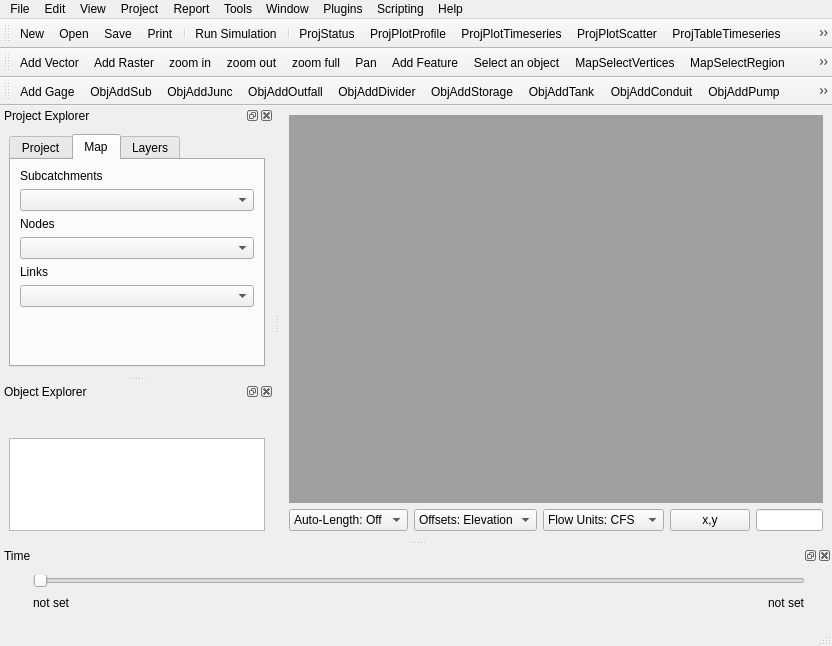
Above: src/ui/frmMainDesigner.ui from USEPA/SWMM-EPANET_User_Interface before the change. Below: the same form after it.
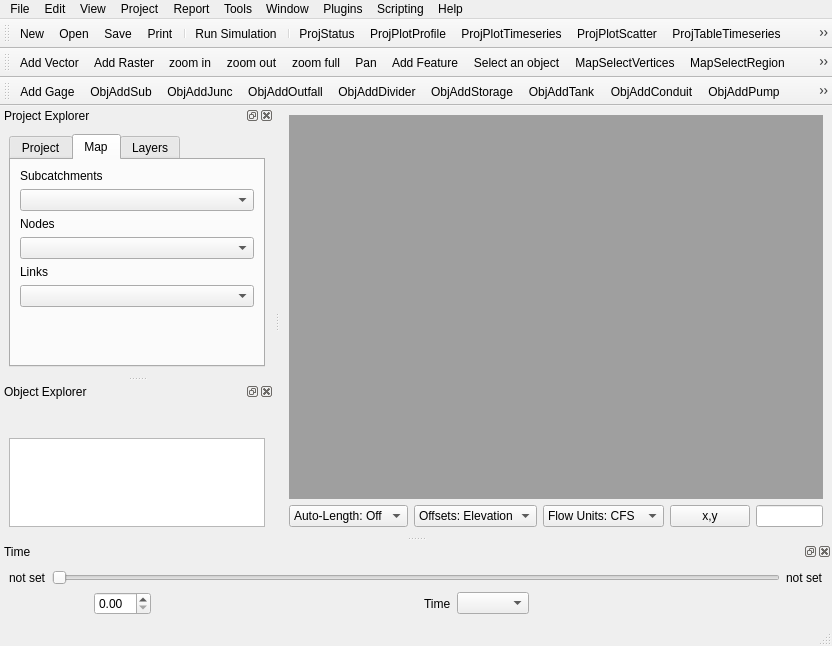
That is the form after the change. The open tabs and pages were chosen to show the change. Icons and pictures are not drawn.

Commit message: update animation time controls - group play controls together - add time display and speed control

Patch:
```diff
--- a/src/ui/frmMainDesigner.ui
+++ b/src/ui/frmMainDesigner.ui
@@ -668,8 +668,8 @@
    </property>
    <property name="minimumSize">
     <size>
-     <width>200</width>
-     <height>78</height>
+     <width>310</width>
+     <height>82</height>
     </size>
    </property>
    <property name="windowTitle">
@@ -680,7 +680,65 @@
    </attribute>
    <widget class="QWidget" name="dockWidgetContents_2">
     <layout class="QGridLayout" name="gridLayout_4">
-     <item row="0" column="0">
+     <item row="0" column="0" rowspan="2" colspan="2">
+      <widget class="QLabel" name="labelStartTime">
+       <property name="maximumSize">
+        <size>
+         <width>16777215</width>
+         <height>18</height>
+        </size>
+       </property>
+       <property name="text">
+        <string>not set</string>
+       </property>
+      </widget>
+     </item>
+     <item row="0" column="2" rowspan="2" colspan="7">
+      <widget class="QSlider" name="horizontalTimeSlider">
+       <property name="minimumSize">
+        <size>
+         <width>0</width>
+         <height>12</height>
+        </size>
+       </property>
+       <property name="maximumSize">
+        <size>
+         <width>16777215</width>
+         <height>20</height>
+        </size>
+       </property>
+       <property name="orientation">
+        <enum>Qt::Horizontal</enum>
+       </property>
+      </widget>
+     </item>
+     <item row="0" column="9" rowspan="2">
+      <widget class="QLabel" name="labelEndTime">
+       <property name="maximumSize">
+        <size>
+         <width>16777215</width>
+         <height>18</height>
+        </size>
+       </property>
+       <property name="text">
+        <string>not set</string>
+       </property>
+      </widget>
+     </item>
+     <item row="1" column="8" rowspan="2">
+      <spacer name="horizontalSpacer_3">
+       <property name="orientation">
+        <enum>Qt::Horizontal</enum>
+       </property>
+       <property name="sizeHint" stdset="0">
+        <size>
+         <width>250</width>
+         <height>20</height>
+        </size>
+       </property>
+      </spacer>
+     </item>
+     <item row="2" column="0">
       <widget class="QPushButton" name="pushButtonBack">
        <property name="sizePolicy">
         <sizepolicy hsizetype="Minimum" vsizetype="Fixed">
@@ -718,37 +776,21 @@
        </property>
       </widget>
      </item>
-     <item row="0" column="1" colspan="3">
-      <widget class="QSlider" name="horizontalTimeSlider">
-       <property name="minimumSize">
-        <size>
-         <width>0</width>
-         <height>12</height>
-        </size>
+     <item row="2" column="1">
+      <widget class="QPushButton" name="btnPause">
+       <property name="enabled">
+        <bool>true</bool>
        </property>
-       <property name="maximumSize">
-        <size>
-         <width>16777215</width>
-         <height>20</height>
-        </size>
-       </property>
-       <property name="orientation">
-        <enum>Qt::Horizontal</enum>
-       </property>
-      </widget>
-     </item>
-     <item row="0" column="4">
-      <widget class="QPushButton" name="pushButtonForward">
        <property name="sizePolicy">
         <sizepolicy hsizetype="Minimum" vsizetype="Fixed">
-         <horstretch>12</horstretch>
-         <verstretch>12</verstretch>
+         <horstretch>0</horstretch>
+         <verstretch>0</verstretch>
         </sizepolicy>
        </property>
        <property name="maximumSize">
         <size>
-         <width>12</width>
-         <height>12</height>
+         <width>18</width>
+         <height>18</height>
         </size>
        </property>
        <property name="text">
@@ -756,14 +798,20 @@
        </property>
        <property name="icon">
         <iconset resource="swmm.qrc">
-         <normaloff>:/icons/forward.png</normaloff>:/icons/forward.png</iconset>
+         <normaloff>:/icons/pause.png</normaloff>:/icons/pause.png</iconset>
+       </property>
+       <property name="checkable">
+        <bool>true</bool>
+       </property>
+       <property name="checked">
+        <bool>false</bool>
        </property>
        <property name="flat">
         <bool>true</bool>
        </property>
       </widget>
      </item>
-     <item row="1" column="0">
+     <item row="2" column="2">
       <widget class="QPushButton" name="pushButtonPlay">
        <property name="enabled">
         <bool>true</bool>
@@ -798,45 +846,58 @@
        </property>
       </widget>
      </item>
-     <item row="1" column="1">
-      <widget class="QLabel" name="labelStartTime">
+     <item row="2" column="3">
+      <widget class="QPushButton" name="pushButtonForward">
+       <property name="sizePolicy">
+        <sizepolicy hsizetype="Minimum" vsizetype="Fixed">
+         <horstretch>12</horstretch>
+         <verstretch>12</verstretch>
+        </sizepolicy>
+       </property>
        <property name="maximumSize">
         <size>
-         <width>16777215</width>
-         <height>18</height>
+         <width>12</width>
+         <height>12</height>
         </size>
        </property>
        <property name="text">
-        <string>not set</string>
+        <string/>
+       </property>
+       <property name="icon">
+        <iconset resource="swmm.qrc">
+         <normaloff>:/icons/forward.png</normaloff>:/icons/forward.png</iconset>
+       </property>
+       <property name="flat">
+        <bool>true</bool>
        </property>
       </widget>
      </item>
-     <item row="1" column="2">
+     <item row="2" column="4">
+      <widget class="QDoubleSpinBox" name="dsbPlaySpeed"/>
+     </item>
+     <item row="2" column="5">
       <spacer name="horizontalSpacer_2">
        <property name="orientation">
         <enum>Qt::Horizontal</enum>
        </property>
        <property name="sizeHint" stdset="0">
         <size>
-         <width>689</width>
-         <height>13</height>
+         <width>266</width>
+         <height>20</height>
         </size>
        </property>
       </spacer>
      </item>
-     <item row="1" column="3">
-      <widget class="QLabel" name="labelEndTime">
-       <property name="maximumSize">
-        <size>
-         <width>16777215</width>
-         <height>18</height>
-        </size>
-       </property>
+     <item row="2" column="6">
+      <widget class="QLabel" name="lblAnimateTime">
        <property name="text">
-        <string>not set</string>
+        <string>Time</string>
        </property>
       </widget>
      </item>
+     <item row="2" column="7">
+      <widget class="QComboBox" name="cboTime"/>
+     </item>
     </layout>
    </widget>
   </widget>
```
Left out of the diff: 14 changed lines with no effect on the pictures. The commit also changes 1 other file.
